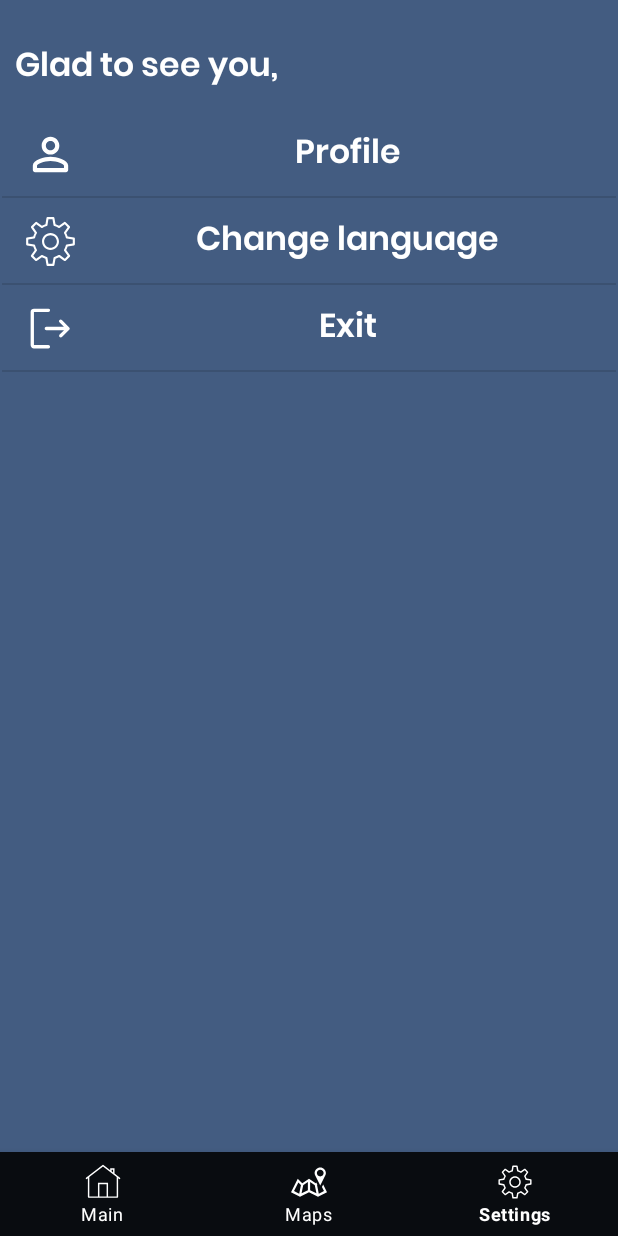
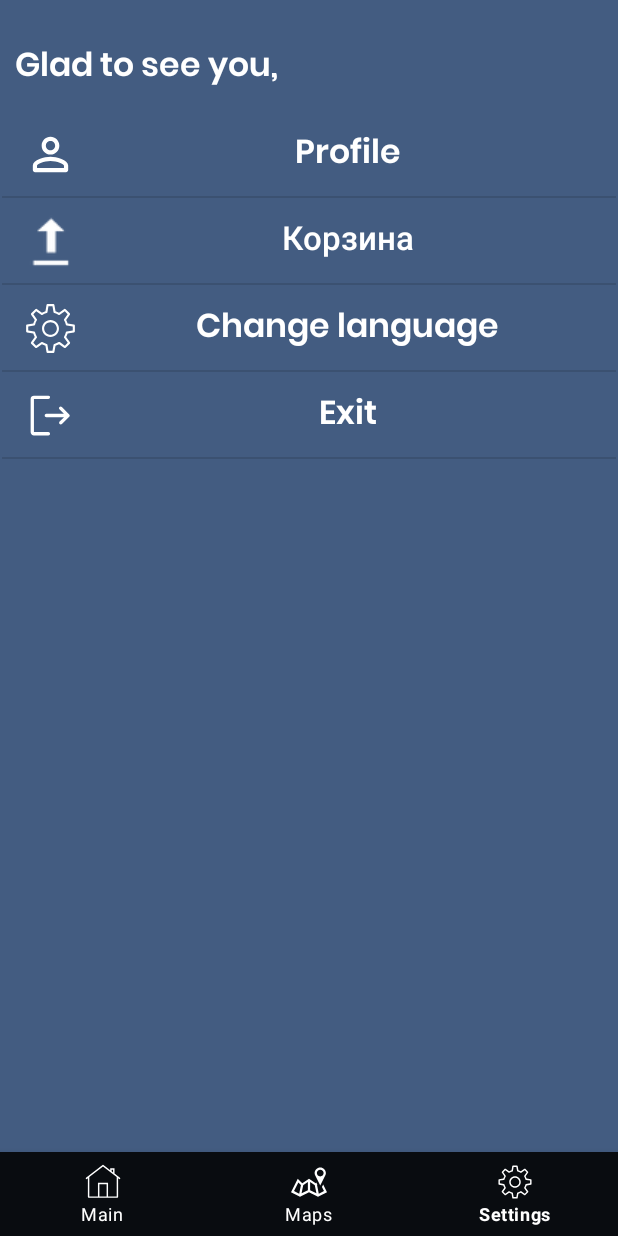
Before and after one commit to stermak/OnlineStore, an Android app: the SettingsFragment screen opened through its navigation route, on a phone screen of 412 x 824 dp. Run offline under Robolectric (Android 15) with nearby library versions, the phone set to English and light mode, and no system bars; our stand-ins replace Dagger/Hilt's generated code, Firebase (no records; nobody signed in at launch, a user with empty details on screens opened directly), Room's generated code, data binding, navigation-ui.

Commit message:
Корзина

```diff
--- /dev/null
+++ b/app/src/main/java/youngdevs/production/onlinestore/data/dao/CartDao.kt
@@ -0,0 +1,28 @@
+package youngdevs.production.onlinestore.data.dao
+
+import androidx.lifecycle.LiveData
+import androidx.room.Dao
+import androidx.room.Delete
+import androidx.room.Insert
+import androidx.room.OnConflictStrategy
+import androidx.room.Query
+import androidx.room.Update
+import youngdevs.production.onlinestore.data.entities.CartItem
+
+@Dao
+interface CartDao {
+    @Query("SELECT * FROM cart")
+    fun getAll(): LiveData<List<CartItem>>
+
+    @Insert(onConflict = OnConflictStrategy.REPLACE)
+    suspend fun insert(cartItem: CartItem)
+
+    @Delete
+    suspend fun delete(cartItem: CartItem)
+
+    @Query("DELETE FROM cart")
+    suspend fun deleteAll()
+
+    @Update
+    suspend fun update(cartItem: CartItem)
+}
--- a/app/src/main/java/youngdevs/production/onlinestore/data/entities/Product.kt
+++ b/app/src/main/java/youngdevs/production/onlinestore/data/entities/Product.kt
@@ -6,4 +6,8 @@ data class Product(
     val description: String,
     val availability: String,
     val image: String
-)
+) {
+    fun toCartItem(quantity: Int): CartItem {
+        return CartItem(0, this.id, quantity, this.name, this.description, this.availability, this.image)
+    }
+}
--- a/app/src/main/java/youngdevs/production/onlinestore/presentation/ui/fragments/SettingsFragment.kt
+++ b/app/src/main/java/youngdevs/production/onlinestore/presentation/ui/fragments/SettingsFragment.kt
@@ -80,6 +80,11 @@ class SettingsFragment : Fragment() {
             findNavController()
                 .navigate(R.id.action_settingsFragment_to_profileFragment)
         }
+        binding.btnCart.setOnClickListener {
+            // Навигируем пользователя на экран избранных событий.
+            findNavController()
+                .navigate(R.id.action_settingsFragment_to_cartFragment)
+        }
         binding.btnLanguage.setOnClickListener {
             // Навигируем пользователя на экран избранных событий.
             findNavController()
--- a/app/src/main/java/youngdevs/production/onlinestore/presentation/viewmodel/MainViewModel.kt
+++ b/app/src/main/java/youngdevs/production/onlinestore/presentation/viewmodel/MainViewModel.kt
@@ -9,6 +9,7 @@ import androidx.lifecycle.ViewModel
 import androidx.lifecycle.viewModelScope
 import dagger.hilt.android.lifecycle.HiltViewModel
 import kotlinx.coroutines.launch
+import youngdevs.production.onlinestore.data.dao.CartDao
 import youngdevs.production.onlinestore.data.entities.Product
 import youngdevs.production.onlinestore.data.services.ImagesService
 import youngdevs.production.onlinestore.data.services.ProductsService
@@ -16,12 +17,10 @@ import youngdevs.production.onlinestore.data.utilities.LoadingStatus
 import javax.inject.Inject
 
 @HiltViewModel
-class MainViewModel
-@Inject
-constructor(
-    // Внедряем сервисы для работы с достопримечательностями и изображениями
+class MainViewModel @Inject constructor(
     private val productsService: ProductsService,
-    private val imagesService: ImagesService
+    private val imagesService: ImagesService,
+    private val cartDao: CartDao
 ) : ViewModel() {
 
     // Используем MutableLiveData для изменения списка достопримечательностей внутри ViewModel
@@ -79,4 +78,10 @@ constructor(
             null
         }
     }
+
+    fun addProductToCart(product: Product, quantity: Int) {
+        viewModelScope.launch {
+            cartDao.insert(product.toCartItem(quantity))
+        }
+    }
 }
--- a/app/src/main/res/layout/fragment_settings.xml
+++ b/app/src/main/res/layout/fragment_settings.xml
@@ -113,7 +113,7 @@
             app:layout_constraintHorizontal_bias="0.0"
             app:layout_constraintStart_toStartOf="parent"
             tools:layout_editor_absoluteY="246dp"
-            app:layout_constraintTop_toBottomOf="@+id/btn_profile">
+            app:layout_constraintTop_toBottomOf="@+id/btn_cart">
 
             <ImageView
                 android:id="@+id/imageView7"
@@ -152,6 +152,54 @@
                 app:layout_constraintStart_toStartOf="parent" />
         </androidx.constraintlayout.widget.ConstraintLayout>
 
+        <androidx.constraintlayout.widget.ConstraintLayout
+            android:id="@+id/btn_cart"
+            android:layout_width="match_parent"
+            android:layout_height="wrap_content"
+            android:background="?android:attr/selectableItemBackground"
+            app:layout_constraintEnd_toEndOf="parent"
+            app:layout_constraintHorizontal_bias="0.0"
+            app:layout_constraintStart_toStartOf="parent"
+            tools:layout_editor_absoluteY="246dp"
+            app:layout_constraintTop_toBottomOf="@+id/btn_profile">
+
+            <ImageView
+                android:id="@+id/imageView11"
+                android:layout_width="35dp"
+                android:layout_height="35dp"
+                android:layout_marginStart="16dp"
+                android:layout_marginTop="8dp"
+                android:layout_marginBottom="8dp"
+                android:contentDescription="@string/exit"
+                android:src="@android:drawable/stat_sys_upload"
+                app:layout_constraintBottom_toBottomOf="parent"
+                app:layout_constraintStart_toStartOf="parent"
+                app:layout_constraintTop_toTopOf="parent"
+                app:layout_constraintVertical_bias="0.5" />
+
+            <TextView
+                android:id="@+id/text_cart"
+                style="@style/titleStyle"
+                android:layout_width="wrap_content"
+                android:layout_height="wrap_content"
+                android:text="Корзина"
+                android:textColor="@color/bgColor"
+                android:textSize="22sp"
+                app:layout_constraintBottom_toBottomOf="parent"
+                app:layout_constraintEnd_toEndOf="parent"
+                app:layout_constraintStart_toEndOf="@+id/imageView11"
+                app:layout_constraintTop_toTopOf="parent" />
+
+            <View
+                android:id="@+id/divider14"
+                android:layout_width="409dp"
+                android:layout_height="1dp"
+                android:background="?android:attr/listDivider"
+                app:layout_constraintBottom_toBottomOf="parent"
+                app:layout_constraintEnd_toEndOf="parent"
+                app:layout_constraintStart_toStartOf="parent" />
+        </androidx.constraintlayout.widget.ConstraintLayout>
+
         <TextView
             android:id="@+id/welcome_text"
             style="@style/titleStyle"
--- a/app/src/main/res/navigation/mobile_navigation.xml
+++ b/app/src/main/res/navigation/mobile_navigation.xml
@@ -47,6 +47,9 @@
         <action
             android:id="@+id/action_settingsFragment_to_languageFragment"
             app:destination="@id/languageFragment" />
+        <action
+            android:id="@+id/action_settingsFragment_to_cartFragment"
+            app:destination="@id/cartFragment" />
     </fragment>
 
     <fragment
@@ -72,4 +75,8 @@
         android:name="youngdevs.production.onlinestore.presentation.ui.fragments.LanguageFragment"
         android:label="fragment_language"
         tools:layout="@layout/fragment_language" />
+    <fragment
+        android:id="@+id/cartFragment"
+        android:name="youngdevs.production.onlinestore.presentation.ui.fragments.CartFragment"
+        android:label="CartFragment" />
 </navigation>
```
Also changed, not shown: app/src/main/java/youngdevs/production/onlinestore/data/entities/AppDatabase.kt (added, +10 -0 lines), app/src/main/java/youngdevs/production/onlinestore/data/entities/CartItem.kt (added, +15 -0 lines), app/src/main/java/youngdevs/production/onlinestore/di/DatabaseModule.kt (added, +32 -0 lines), app/src/main/java/youngdevs/production/onlinestore/presentation/ui/adapter/CartAdapter.kt (added, +43 -0 lines), app/src/main/java/youngdevs/production/onlinestore/presentation/ui/fragments/CartFragment.kt (added, +45 -0 lines), app/src/main/java/youngdevs/production/onlinestore/presentation/viewmodel/CartViewModel.kt (added, +16 -0 lines), app/src/main/res/layout/fragment_cart.xml (added, +134 -0 lines), app/src/main/res/layout/item_cart.xml (added, +40 -0 lines).
